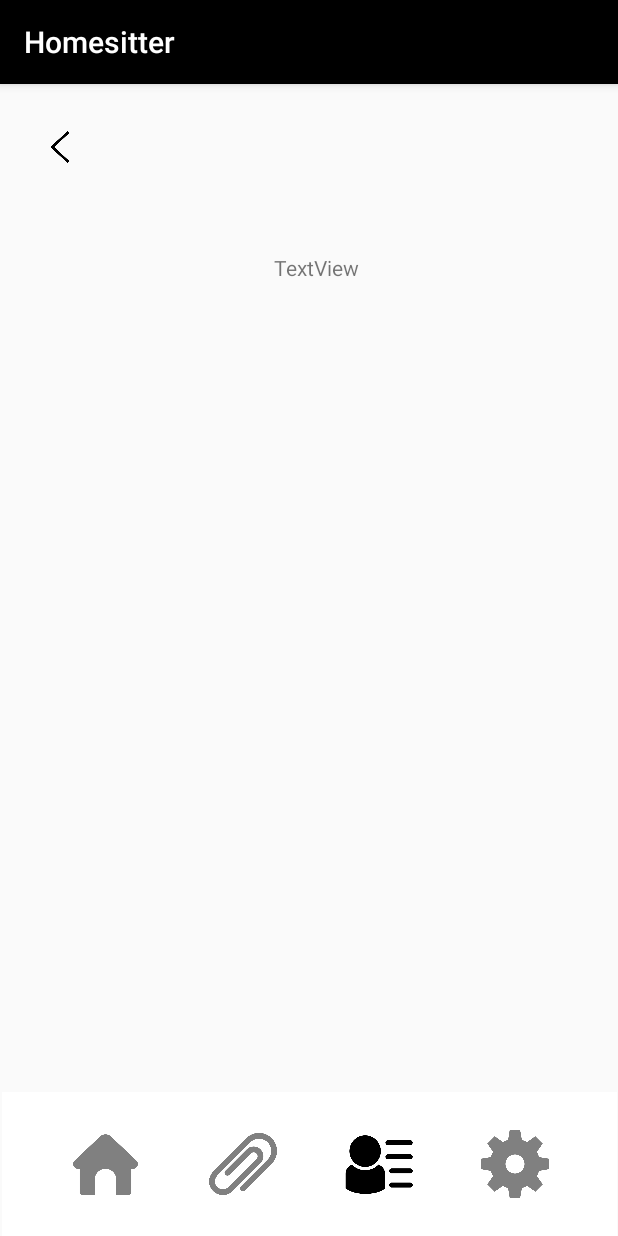
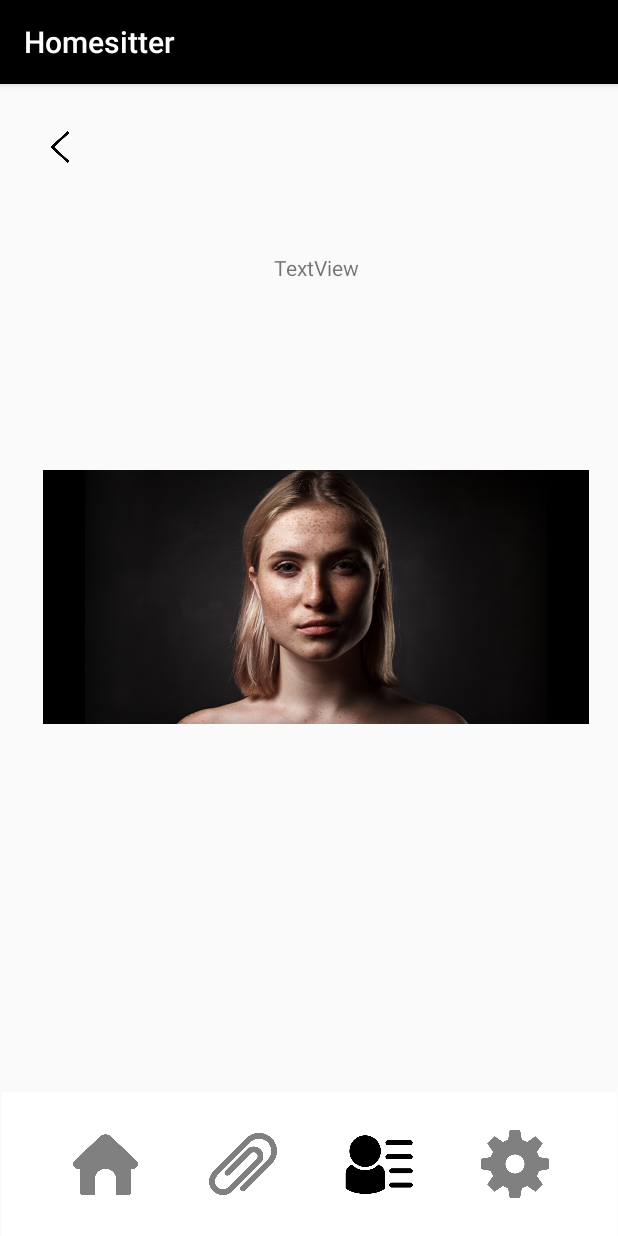
Before and after one commit to hfzgky/homesitter, an Android app: the InfoActivity screen opened directly, with no data from a screen before it, on a phone screen of 412 x 824 dp. Run offline under Robolectric (Android 15) with nearby library versions, the phone set to English and light mode, and no system bars.

Commit message:
2021-09-22

```diff
--- a/app/src/main/java/com/example/homesitter/FriendActivity.java
+++ b/app/src/main/java/com/example/homesitter/FriendActivity.java
@@ -43,7 +43,7 @@ public class FriendActivity extends AppCompatActivity {
         //선택된 항목이 있을 경우
         HashMap<String,String> item = ((HashMap<String,String>)mSAdapter.getItem(mISelectedItem));  //선택항목을 읽어옴
         Intent intent = new Intent(FriendActivity.this, EditActivity.class);
-        // pic, name, phone을 putExtra로 넘겨줌
+        // name을 putExtra로 넘겨줌
         intent.putExtra("name", item.get("name"));
         intent.putExtra("item", mISelectedItem); // 현재 선택된 인덱스
         startActivityForResult(intent, 200);    //응답을 받음
--- a/app/src/main/java/com/example/homesitter/InfoActivity.java
+++ b/app/src/main/java/com/example/homesitter/InfoActivity.java
@@ -2,11 +2,17 @@ package com.example.homesitter;
 
 import androidx.appcompat.app.AppCompatActivity;
 
+import android.content.Intent;
 import android.os.Bundle;
 import android.view.View;
 import android.widget.ImageButton;
+import android.widget.SimpleAdapter;
+
+import java.util.HashMap;
 
 public class InfoActivity extends AppCompatActivity {
+    private SimpleAdapter mSAdapter;
+    private int mISelectedItem = -1;    //인덱스 값 저장, 현재 선택된 항목 없음
 
     @Override
     protected void onCreate(Bundle savedInstanceState) {
--- a/app/src/main/res/layout/activity_info.xml
+++ b/app/src/main/res/layout/activity_info.xml
@@ -29,6 +29,12 @@
             android:layout_height="wrap_content"
             android:gravity="center"
             android:text="TextView" />
+
+        <ImageView
+            android:id="@+id/imageView"
+            android:layout_width="match_parent"
+            android:layout_height="wrap_content"
+            app:srcCompat="@drawable/per" />
     </LinearLayout>
 
     <LinearLayout
```
